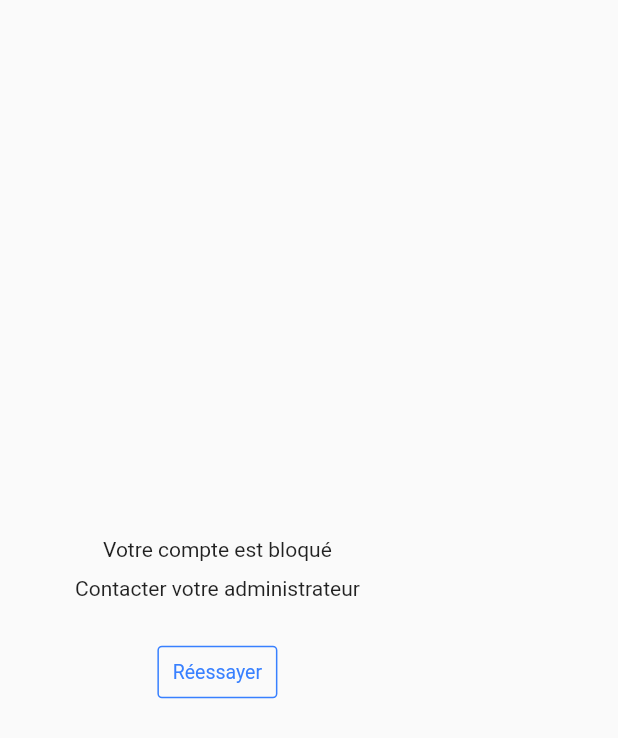
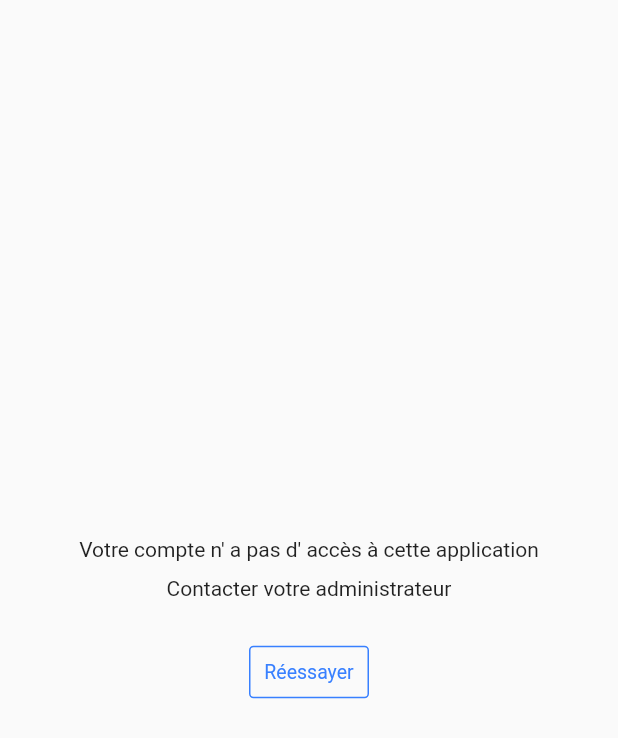
Before and after one commit to hr-library/hr_auth_firebase, a Flutter app: the ErrorScaffoldHr screen opened directly, on a phone screen of 412 x 824 dp. Shown: the top 738 px of the screen. Run offline on Flutter 3.47's test engine with Material 2 defaults, Android fonts, the phone set to English and light mode, and no system bars; drawn by our look-alikes of getwidget; our stand-ins replace cloud_firestore, firebase_auth, firebase_core, firebase_storage, fluttertoast, get and 3 more; missing offline and left inert: firebase_image, flutterfire_ui, text_field; accounts and stored records are empty.

```diff
--- a/lib/error/view/error_page.dart
+++ b/lib/error/view/error_page.dart
@@ -26,14 +26,13 @@ class ErrorViewHr extends StatelessWidget {
 
   @override
   Widget build(BuildContext context) {
-    return Container(
-      margin: const EdgeInsets.symmetric(horizontal: 50),
+    return Center(
       child: Column(
         crossAxisAlignment: CrossAxisAlignment.center,
         mainAxisAlignment: MainAxisAlignment.center,
         children: [
           const Text(
-            'Votre compte est bloqué',
+            "Votre compte n' a pas d' accès à cette application",
             textAlign: TextAlign.center,
           ),
           const SizedBox(
```
